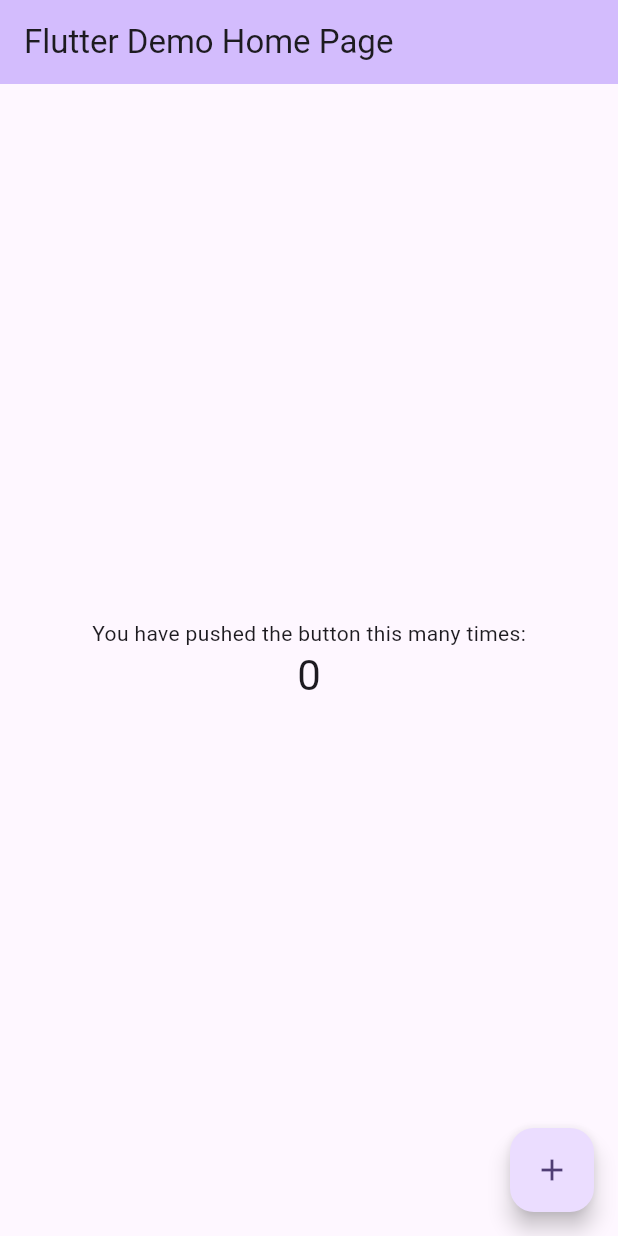
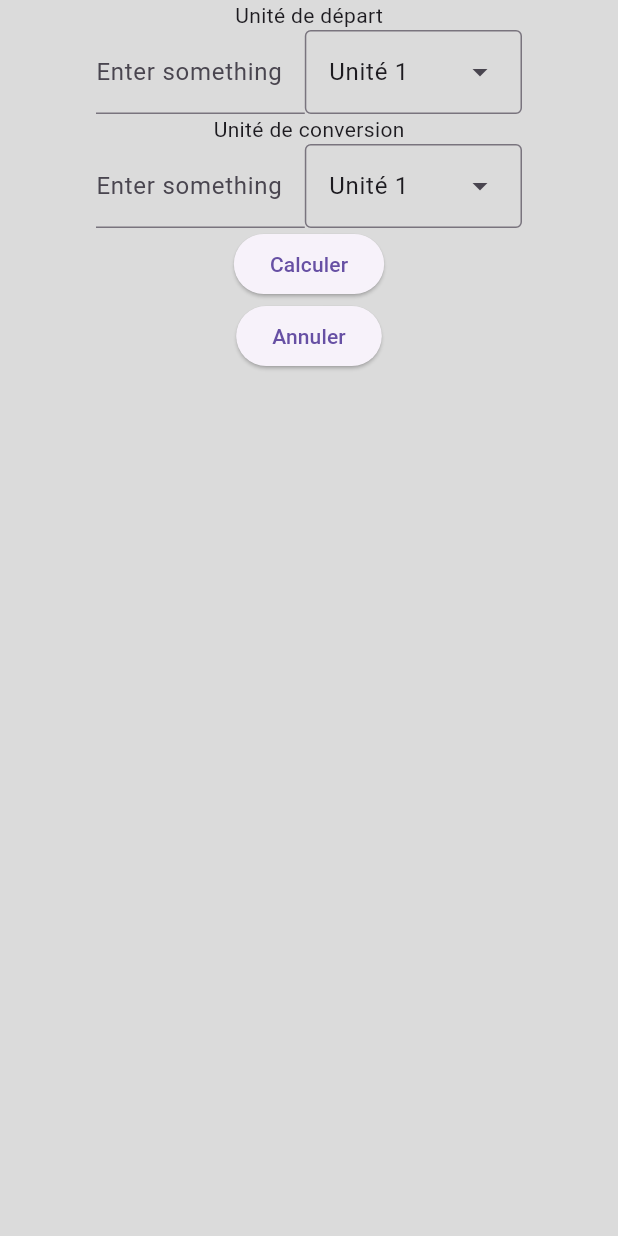
Before and after one commit to Majestyk228/temperature-converter, a Flutter app: the screen it shows after launch, on a phone screen of 412 x 824 dp. Run offline on Flutter 3.47's test engine with Material 3 defaults, Android fonts, the phone set to English and light mode, and no system bars; missing offline and left inert: window_manager.

Commit message:
Basic UI implemented
widget assembled and window resized done

```diff
--- /dev/null
+++ b/temp_converter/lib/constants/strings.dart
@@ -0,0 +1,2 @@
+// Dropdown unit menu
+const List<String> list = <String>['Unité 1', 'Unité 2', 'Unité 3', 'Unité 4'];
--- a/temp_converter/lib/main.dart
+++ b/temp_converter/lib/main.dart
@@ -1,125 +1,35 @@
 import 'package:flutter/material.dart';
+import 'package:temp_converter/screens/home_screen.dart';
+import 'package:window_manager/window_manager.dart';
 
-void main() {
+void main() async {
+  WidgetsFlutterBinding.ensureInitialized();
+  // Must add this line.
+  await windowManager.ensureInitialized();
+
+  WindowOptions windowOptions = WindowOptions(
+    size: Size(700, 400),
+    center: true,
+    backgroundColor: Colors.transparent,
+    skipTaskbar: false,
+    //titleBarStyle: TitleBarStyle.hidden,
+  );
+  windowManager.waitUntilReadyToShow(windowOptions, () async {
+    await windowManager.show();
+    await windowManager.focus();
+  });
+
   runApp(const MyApp());
 }
 
 class MyApp extends StatelessWidget {
   const MyApp({super.key});
 
-  // This widget is the root of your application.
   @override
   Widget build(BuildContext context) {
-    return MaterialApp(
+    return const MaterialApp(
       title: 'Flutter Demo',
-      theme: ThemeData(
-        // This is the theme of your application.
-        //
-        // TRY THIS: Try running your application with "flutter run". You'll see
-        // the application has a purple toolbar. Then, without quitting the app,
-        // try changing the seedColor in the colorScheme below to Colors.green
-        // and then invoke "hot reload" (save your changes or press the "hot
-        // reload" button in a Flutter-supported IDE, or press "r" if you used
-        // the command line to start the app).
-        //
-        // Notice that the counter didn't reset back to zero; the application
-        // state is not lost during the reload. To reset the state, use hot
-        // restart instead.
-        //
-        // This works for code too, not just values: Most code changes can be
-        // tested with just a hot reload.
-        colorScheme: ColorScheme.fromSeed(seedColor: Colors.deepPurple),
-        useMaterial3: true,
-      ),
-      home: const MyHomePage(title: 'Flutter Demo Home Page'),
+      home: HomeScreen(),
     );
   }
 }
-
-class MyHomePage extends StatefulWidget {
-  const MyHomePage({super.key, required this.title});
-
-  // This widget is the home page of your application. It is stateful, meaning
-  // that it has a State object (defined below) that contains fields that affect
-  // how it looks.
-
-  // This class is the configuration for the state. It holds the values (in this
-  // case the title) provided by the parent (in this case the App widget) and
-  // used by the build method of the State. Fields in a Widget subclass are
-  // always marked "final".
-
-  final String title;
-
-  @override
-  State<MyHomePage> createState() => _MyHomePageState();
-}
-
-class _MyHomePageState extends State<MyHomePage> {
-  int _counter = 0;
-
-  void _incrementCounter() {
-    setState(() {
-      // This call to setState tells the Flutter framework that something has
-      // changed in this State, which causes it to rerun the build method below
-      // so that the display can reflect the updated values. If we changed
-      // _counter without calling setState(), then the build method would not be
-      // called again, and so nothing would appear to happen.
-      _counter++;
-    });
-  }
-
-  @override
-  Widget build(BuildContext context) {
-    // This method is rerun every time setState is called, for instance as done
-    // by the _incrementCounter method above.
-    //
-    // The Flutter framework has been optimized to make rerunning build methods
-    // fast, so that you can just rebuild anything that needs updating rather
-    // than having to individually change instances of widgets.
-    return Scaffold(
-      appBar: AppBar(
-        // TRY THIS: Try changing the color here to a specific color (to
-        // Colors.amber, perhaps?) and trigger a hot reload to see the AppBar
-        // change color while the other colors stay the same.
-        backgroundColor: Theme.of(context).colorScheme.inversePrimary,
-        // Here we take the value from the MyHomePage object that was created by
-        // the App.build method, and use it to set our appbar title.
-        title: Text(widget.title),
-      ),
-      body: Center(
-        // Center is a layout widget. It takes a single child and positions it
-        // in the middle of the parent.
-        child: Column(
-          // Column is also a layout widget. It takes a list of children and
-          // arranges them vertically. By default, it sizes itself to fit its
-          // children horizontally, and tries to be as tall as its parent.
-          //
-          // Column has various properties to control how it sizes itself and
-          // how it positions its children. Here we use mainAxisAlignment to
-          // center the children vertically; the main axis here is the vertical
-          // axis because Columns are vertical (the cross axis would be
-          // horizontal).
-          //
-          // TRY THIS: Invoke "debug painting" (choose the "Toggle Debug Paint"
-          // action in the IDE, or press "p" in the console), to see the
-          // wireframe for each widget.
-          mainAxisAlignment: MainAxisAlignment.center,
-          children: <Widget>[
-            const Text(
-              'You have pushed the button this many times:',
-            ),
-            Text(
-              '$_counter',
-              style: Theme.of(context).textTheme.headlineMedium,
-            ),
-          ],
-        ),
-      ),
-      floatingActionButton: FloatingActionButton(
-        onPressed: _incrementCounter,
-        tooltip: 'Increment',
-        child: const Icon(Icons.add),
-      ), // This trailing comma makes auto-formatting nicer for build methods.
-    );
-  }
-}
--- /dev/null
+++ b/temp_converter/lib/screens/home_screen.dart
@@ -0,0 +1,89 @@
+import 'package:flutter/material.dart';
+import 'package:temp_converter/constants/strings.dart';
+
+class HomeScreen extends StatefulWidget {
+  const HomeScreen({super.key});
+
+  @override
+  State<HomeScreen> createState() => _HomeScreenState();
+}
+
+class _HomeScreenState extends State<HomeScreen> {
+  String dropdownValue = list.first;
+
+  @override
+  Widget build(BuildContext context) {
+    return Scaffold(
+      backgroundColor: Color.fromARGB(255, 219, 219, 219),
+      body: Padding(
+        padding: const EdgeInsets.only(left: 64.0, right: 64.0),
+        child: Column(
+          children: [
+            Text("Unité de départ"),
+            Row(
+              children: [
+                Expanded(
+                  child: TextField(
+                    decoration: InputDecoration(
+                      labelText: 'Enter something',
+                    ),
+                  ),
+                ),
+                DropdownMenu<String>(
+                  initialSelection: list.first,
+                  onSelected: (String? value) {
+                    // This is called when the user selects an item.
+                    setState(() {
+                      dropdownValue = value!;
+                    });
+                  },
+                  dropdownMenuEntries:
+                      list.map<DropdownMenuEntry<String>>((String value) {
+                    return DropdownMenuEntry<String>(
+                        value: value, label: value);
+                  }).toList(),
+                )
+              ],
+            ),
+            Text("Unité de conversion"),
+            Row(
+              children: [
+                Expanded(
+                  child: TextField(
+                    decoration: InputDecoration(
+                      labelText: 'Enter something',
+                    ),
+                  ),
+                ),
+                DropdownMenu<String>(
+                  initialSelection: list.first,
+                  onSelected: (String? value) {
+                    // This is called when the user selects an item.
+                    setState(() {
+                      dropdownValue = value!;
+                    });
+                  },
+                  dropdownMenuEntries:
+                      list.map<DropdownMenuEntry<String>>((String value) {
+                    return DropdownMenuEntry<String>(
+                        value: value, label: value);
+                  }).toList(),
+                )
+              ],
+            ),
+            ElevatedButton(
+              //style: style,
+              onPressed: () {},
+              child: const Text('Calculer'),
+            ),
+            ElevatedButton(
+              //style: style,
+              onPressed: () {},
+              child: const Text('Annuler'),
+            ),
+          ],
+        ),
+      ),
+    );
+  }
+}
--- a/temp_converter/pubspec.yaml
+++ b/temp_converter/pubspec.yaml
@@ -31,6 +31,8 @@ dependencies:
   flutter:
     sdk: flutter
 
+  #desktop_window: ^0.4.1
+  window_manager: ^0.4.2
 
   # The following adds the Cupertino Icons font to your application.
   # Use with the CupertinoIcons class for iOS style icons.
@@ -45,7 +47,7 @@ dev_dependencies:
   # activated in the `analysis_options.yaml` file located at the root of your
   # package. See that file for information about deactivating specific lint
   # rules and activating additional ones.
-  flutter_lints: ^4.0.0
+  flutter_lints: ^5.0.0
 
 # For information on the generic Dart part of this file, see the
 # following page: https://dart.dev/tools/pub/pubspec
```
Also changed, not shown: temp_converter/pubspec.lock, 5 other files.
